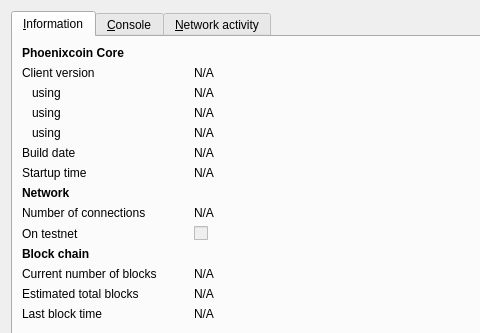
Before: the Qt Designer form src/qt/forms/rpcconsole.ui in ghostlander/Phoenixcoin-v0.7, drawn with Qt 5; both pictures show x 0 to 480 and y 0 to 333 of the 760 by 470 pixel window.
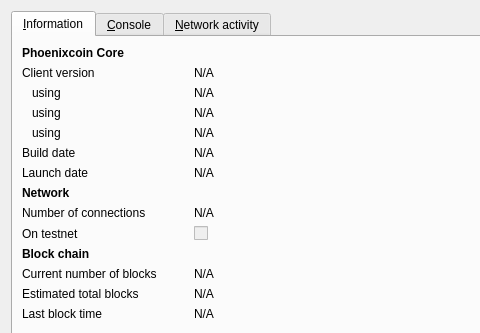
After: the same form once the commit is applied. The open tabs and pages were chosen to show the change. Icons and pictures are not drawn. Custom widgets are drawn as their Qt base class.

Commit message: Better Build and Launch Date/Time Reporting

```diff
--- a/src/qt/forms/rpcconsole.ui
+++ b/src/qt/forms/rpcconsole.ui
@@ -167,7 +167,7 @@
        <item row="6" column="0">
         <widget class="QLabel" name="label_13">
          <property name="text">
-          <string>Startup time</string>
+          <string>Launch date</string>
          </property>
         </widget>
        </item>
```
Left out of the diff: 4 changed lines with no effect on the pictures. The commit also changes 19 other files.
